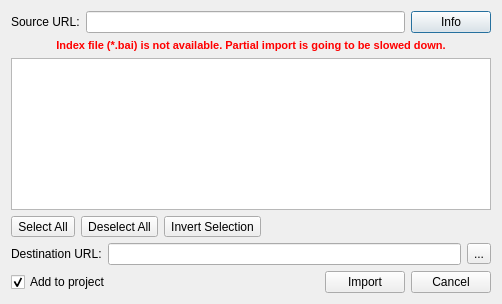
Before: the Qt Designer form src/plugins/dbi_bam/src/ConvertToSQLiteDialog.ui in violethaze74/ugene, drawn with Qt 5.
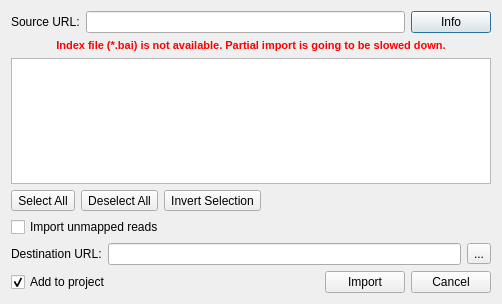
After: the same form once the commit is applied.

Commit message: UGENE-430 skip unmapped reads during BAM/SAM import

Diff of the .ui file:
```diff
--- a/src/plugins/dbi_bam/src/ConvertToSQLiteDialog.ui
+++ b/src/plugins/dbi_bam/src/ConvertToSQLiteDialog.ui
@@ -101,6 +101,13 @@
      </item>
     </layout>
    </item>
+   <item>
+    <widget class="QCheckBox" name="importUnmappedBox">
+     <property name="text">
+      <string>Import unmapped reads</string>
+     </property>
+    </widget>
+   </item>
    <item>
     <layout class="QGridLayout" name="gridLayout">
      <item row="1" column="0">
```
The commit also changes 2 other files.
